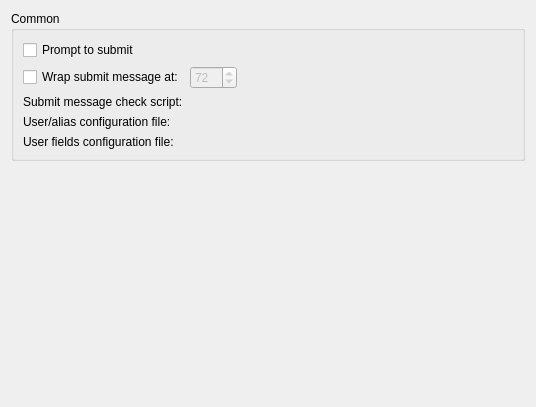
Above: src/plugins/vcsbase/vcsbasesettingspage.ui from qt-creator/qt-creator before the change. Below: the same form after it.
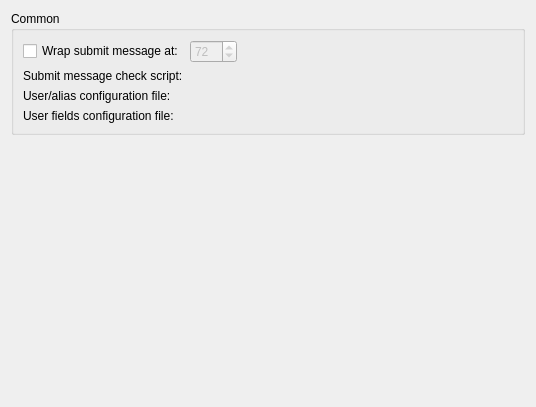
That is the form after the change. Custom widgets are drawn as their Qt base class.

Commit message:
Make the "prompt to submit" setting a per-plugin one.
Provide a checkable message box to be able to turn
prompting off when asked.

Diff of the .ui file:
```diff
--- a/src/plugins/vcsbase/vcsbasesettingspage.ui
+++ b/src/plugins/vcsbase/vcsbasesettingspage.ui
@@ -21,13 +21,6 @@
        <layout class="QVBoxLayout" name="verticalLayout_2">
         <item>
          <layout class="QVBoxLayout" name="verticalLayout">
-          <item>
-           <widget class="QCheckBox" name="promptForSubmitCheckBox">
-            <property name="text">
-             <string>Prompt to submit</string>
-            </property>
-           </widget>
-          </item>
           <item>
            <layout class="QHBoxLayout" name="horizontalLayout">
             <item>
```
The commit also changes 24 other files.
